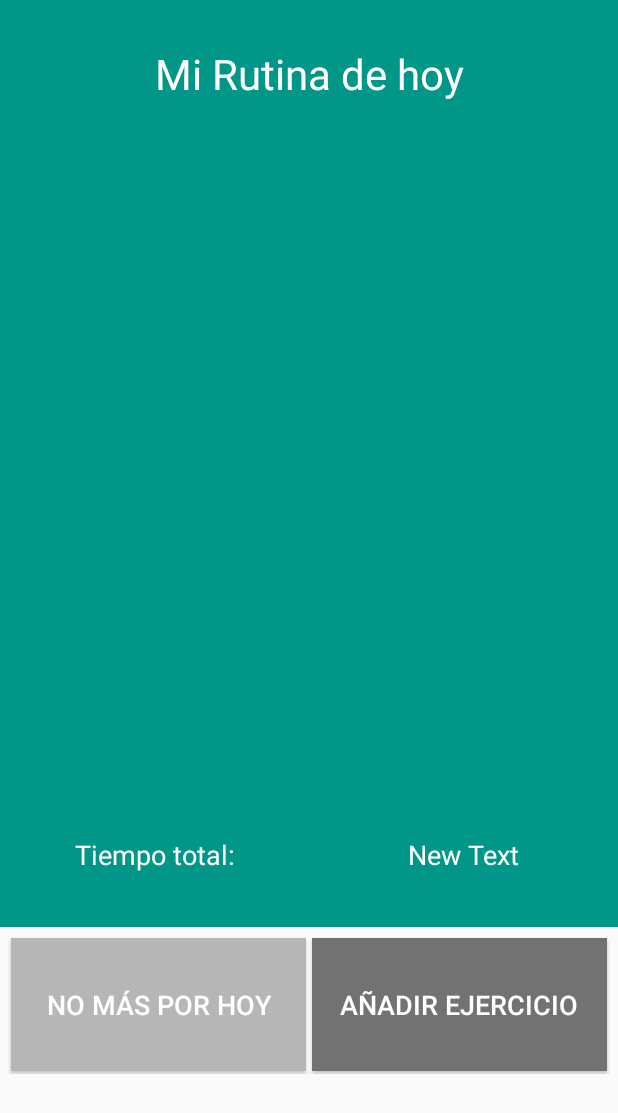
After one commit to elPintozo/MyApp, an Android app: the MiRutinaController screen opened directly, with no data from a screen before it, on a phone screen of 412 x 824 dp. The commit adds this screen. Shown: the top 1113 px of the screen. Run offline under Robolectric (Android 15) with nearby library versions, the phone set to English and light mode, and no system bars.

Commit message:
se añadio una tercera vista(mi rutina), junto a eso se crearon style(estilo para los titulos, subtitulos y texto de los botones) para agilizar la construccion de las vistas restanes

```diff
--- a/app/src/main/AndroidManifest.xml
+++ b/app/src/main/AndroidManifest.xml
@@ -15,7 +15,8 @@
                 <category android:name="android.intent.category.LAUNCHER" />
             </intent-filter>
         </activity>
-        <activity android:name=".ultimosEjerciciosController"></activity>
+        <activity android:name=".ultimosEjerciciosController" />
+        <activity android:name=".MiRutinaController"></activity>
     </application>
 
 </manifest>
--- /dev/null
+++ b/app/src/main/java/com/thepintozo/myappgym/MiRutinaController.java
@@ -0,0 +1,13 @@
+package com.thepintozo.myappgym;
+
+import android.support.v7.app.AppCompatActivity;
+import android.os.Bundle;
+
+public class MiRutinaController extends AppCompatActivity {
+
+    @Override
+    protected void onCreate(Bundle savedInstanceState) {
+        super.onCreate(savedInstanceState);
+        setContentView(R.layout.activity_mi_rutina_controller);
+    }
+}
--- a/app/src/main/res/layout/activity_main.xml
+++ b/app/src/main/res/layout/activity_main.xml
@@ -24,13 +24,11 @@
         <TextView
             android:layout_width="wrap_content"
             android:layout_height="wrap_content"
-            android:textAppearance="?android:attr/textAppearanceLarge"
             android:text="@string/lblProfile"
             android:id="@+id/lblNameProfile"
             android:layout_below="@+id/imageView"
             android:layout_centerHorizontal="true"
-            android:textColor="@color/colorPrimaryLight"
-            android:textSize="28dp" />
+            style="@style/styleTittle" />
     </RelativeLayout>
 
     <LinearLayout
@@ -60,8 +58,7 @@
                     android:layout_weight="1"
                     android:background="@color/colorDivider"
                     android:layout_margin="2dp"
-                    android:textSize="18dp"
-                    android:textColor="@color/colorIcons" />
+                    style="@style/styleTextButtom" />
 
                 <Button
                     android:layout_width="0dp"
@@ -71,8 +68,7 @@
                     android:layout_weight="1"
                     android:background="@color/colorSecondaryText"
                     android:layout_margin="2dp"
-                    android:textSize="18dp"
-                    android:textColor="@color/colorIcons" />
+                    style="@style/styleTextButtom" />
             </LinearLayout>
         </LinearLayout>
 
--- /dev/null
+++ b/app/src/main/res/layout/activity_mi_rutina_controller.xml
@@ -0,0 +1,115 @@
+<?xml version="1.0" encoding="utf-8"?>
+<LinearLayout xmlns:android="http://schemas.android.com/apk/res/android"
+    xmlns:tools="http://schemas.android.com/tools"
+    android:layout_width="match_parent"
+    android:layout_height="match_parent"
+    tools:context="com.thepintozo.myappgym.MiRutinaController"
+    android:orientation="vertical">
+
+
+    <LinearLayout
+        android:orientation="vertical"
+        android:layout_width="match_parent"
+        android:layout_height="match_parent"
+        android:layout_weight="1"
+        android:background="@color/colorPrimary">
+
+        <LinearLayout
+            android:orientation="vertical"
+            android:layout_width="match_parent"
+            android:layout_height="match_parent"
+            android:layout_weight="8">
+
+            <TextView
+                android:layout_width="match_parent"
+                android:layout_height="match_parent"
+                android:text="@string/lblTittleMyRoutine"
+                android:id="@+id/textView"
+                style="@style/styleTittle" />
+        </LinearLayout>
+
+        <LinearLayout
+            android:orientation="horizontal"
+            android:layout_width="match_parent"
+            android:layout_height="match_parent"
+            android:layout_weight="3">
+
+            <ListView
+                android:layout_width="wrap_content"
+                android:layout_height="wrap_content"
+                android:id="@+id/listView2"
+                android:paddingLeft="0dp"
+                android:paddingTop="0dp"
+                android:paddingRight="0dp"
+                android:paddingBottom="0dp"
+                android:layout_marginLeft="25dp"
+                android:layout_marginBottom="10dp"
+                android:layout_marginRight="25dp"
+                android:background="@color/colorIcons" />
+        </LinearLayout>
+
+        <LinearLayout
+            android:orientation="horizontal"
+            android:layout_width="match_parent"
+            android:layout_height="match_parent"
+            android:layout_weight="8">
+
+            <TextView
+                android:layout_width="match_parent"
+                android:layout_height="match_parent"
+                android:text="@string/lblTime"
+                android:id="@+id/textView2"
+                android:layout_weight="1"
+                style="@style/styleSubTittle" />
+
+            <TextView
+                android:layout_width="match_parent"
+                android:layout_height="match_parent"
+                android:text="New Text"
+                android:id="@+id/textView3"
+                android:layout_weight="1"
+                style="@style/styleSubTittle" />
+        </LinearLayout>
+    </LinearLayout>
+
+    <LinearLayout
+        android:orientation="vertical"
+        android:layout_width="match_parent"
+        android:layout_height="match_parent"
+        android:layout_weight="3">
+
+        <LinearLayout
+            android:orientation="horizontal"
+            android:layout_width="match_parent"
+            android:layout_height="match_parent"
+            android:layout_weight="1"
+            android:layout_margin="5dp">
+
+            <Button
+                android:layout_width="0dp"
+                android:layout_height="match_parent"
+                android:text="@string/btnFinishedRoutine"
+                android:id="@+id/button"
+                android:layout_weight="1"
+                android:layout_margin="2dp"
+                android:background="@color/colorDivider"
+                style="@style/styleTextButtom" />
+
+            <Button
+                android:layout_width="0dp"
+                android:layout_height="match_parent"
+                android:text="@string/btnaddExercise"
+                android:id="@+id/button2"
+                android:layout_weight="1"
+                android:layout_margin="2dp"
+                android:background="@color/colorSecondaryText"
+                style="@style/styleTextButtom" />
+        </LinearLayout>
+
+        <LinearLayout
+            android:orientation="horizontal"
+            android:layout_width="match_parent"
+            android:layout_height="match_parent"
+            android:layout_weight="1"></LinearLayout>
+    </LinearLayout>
+</LinearLayout>
--- a/app/src/main/res/layout/activity_ultimos_ejercicios_controller.xml
+++ b/app/src/main/res/layout/activity_ultimos_ejercicios_controller.xml
@@ -19,10 +19,7 @@
             android:id="@+id/lblUltimosEjercicios"
             android:layout_alignParentTop="true"
             android:layout_centerHorizontal="true"
-            android:textSize="28dp"
-            android:textColor="@color/colorIcons"
-            android:gravity="center"
-            android:padding="10dp" />
+            style="@style/styleTittle" />
 
         <RelativeLayout
             android:layout_width="match_parent"
@@ -41,7 +38,8 @@
                 android:id="@+id/listView"
                 android:layout_alignParentTop="true"
                 android:layout_alignParentLeft="true"
-                android:layout_alignParentStart="true" />
+                android:layout_alignParentStart="true"
+                android:background="@color/colorIcons" />
         </RelativeLayout>
     </RelativeLayout>
 
@@ -63,9 +61,8 @@
                 android:layout_height="match_parent"
                 android:text="@string/btnRoutineStart"
                 android:id="@+id/btnComenzarRutina"
-                android:textColor="@color/colorIcons"
                 android:background="@color/colorSecondaryText"
-                android:textSize="18dp" />
+                style="@style/styleTextButtom" />
         </LinearLayout>
 
         <LinearLayout
--- /dev/null
+++ b/app/src/main/res/values/string_vista_mi_rutina.xml
@@ -0,0 +1,7 @@
+<?xml version="1.0" encoding="utf-8"?>
+<resources>
+    <string name="btnFinishedRoutine">No más por hoy</string>
+    <string name="btnaddExercise">Añadir Ejercicio</string>
+    <string name="lblTittleMyRoutine">Mi Rutina de hoy</string>
+    <string name="lblTime">Tiempo total: </string>
+</resources>
--- /dev/null
+++ b/app/src/main/res/values/style_sub_tittle.xml
@@ -0,0 +1,9 @@
+<?xml version="1.0" encoding="utf-8"?>
+<resources>
+    <style name="styleSubTittle">
+        <item name="android:textSize">18dp</item>
+        <item name="android:textColor">@color/colorIcons</item>
+        <item name="android:padding">10dp</item>
+        <item name="android:gravity">center</item>
+    </style>
+</resources>
--- /dev/null
+++ b/app/src/main/res/values/style_text_buttom.xml
@@ -0,0 +1,8 @@
+<?xml version="1.0" encoding="utf-8"?>
+<resources>
+    <style name="styleTextButtom">
+        <item name="android:textSize">18dp</item>
+        <item name="android:textColor">@color/colorIcons</item>
+        <item name="android:gravity">center</item>
+    </style>
+</resources>
--- /dev/null
+++ b/app/src/main/res/values/style_tittle.xml
@@ -0,0 +1,9 @@
+<?xml version="1.0" encoding="utf-8"?>
+<resources>
+    <style name="styleTittle">
+        <item name="android:textSize">28dp</item>
+        <item name="android:textColor">@color/colorIcons</item>
+        <item name="android:padding">10dp</item>
+        <item name="android:gravity">center</item>
+    </style>
+</resources>
```
